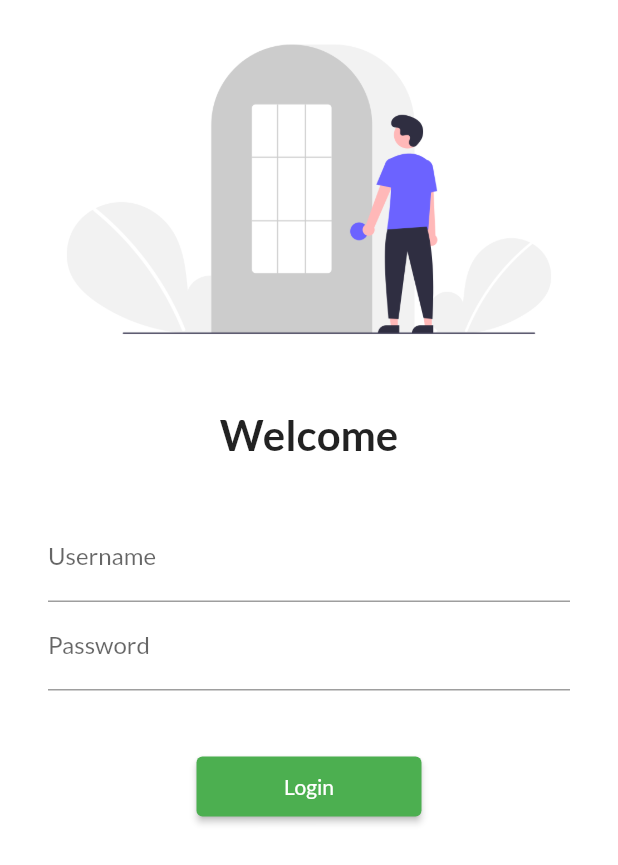
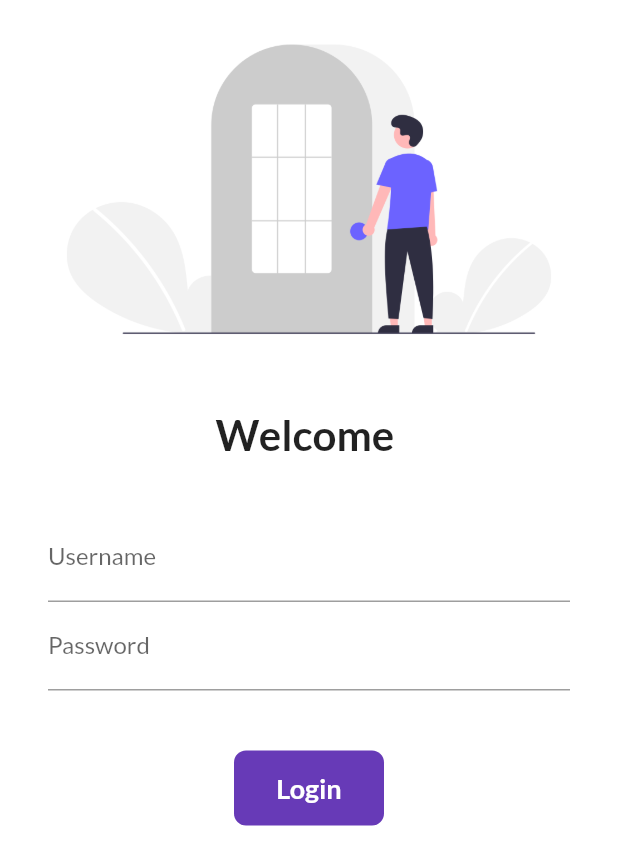
Before and after one commit to samsunk/30daysFlutter, a Flutter app: the screen it shows after launch, on a phone screen of 412 x 824 dp. Shown: the top 865 px of the screen. Run offline on Flutter 3.47's test engine with Material 2 defaults, Android fonts, the phone set to English and light mode, and no system bars; our stand-ins replace google_fonts.

Commit message:
day6 completed

```diff
--- a/lib/main.dart
+++ b/lib/main.dart
@@ -12,6 +12,7 @@
   @override
   Widget build(BuildContext context) {
     return MaterialApp(
+      // debugShowCheckedModeBanner: false,
       themeMode: ThemeMode.light,
       theme: ThemeData(
         primarySwatch: Colors.green,
--- a/lib/pages/login_page.dart
+++ b/lib/pages/login_page.dart
@@ -1,7 +1,16 @@
+import 'dart:ui';
+
 import 'package:flutter/material.dart';
 import 'package:flutter_catlog/utils/routes.dart';
 
-class LoginPage extends StatelessWidget {
+class LoginPage extends StatefulWidget {
+  @override
+  _LoginPageState createState() => _LoginPageState();
+}
+
+class _LoginPageState extends State<LoginPage> {
+  String name = "";
+  bool changeButton = false;
   @override
   Widget build(BuildContext context) {
     return Material(
@@ -17,7 +26,7 @@
                 height: 20,
               ),
               Text(
-                "Welcome",
+                "Welcome $name",
                 style: TextStyle(
                   fontWeight: FontWeight.bold,
                   fontSize: 28,
@@ -39,16 +48,53 @@
                       obscureText: true,
                       decoration: InputDecoration(
                           hintText: "Enter Password", labelText: "Password"),
+                      onChanged: (value) {
+                        name = value;
+                        setState(() {});
+                      },
                     ),
                     SizedBox(
                       height: 40,
                     ),
-                    ElevatedButton(
-                        style: TextButton.styleFrom(minimumSize: Size(150, 40)),
-                        onPressed: () {
-                          Navigator.pushNamed(context, MyRoutes.homeroute);
-                        },
-                        child: Text("Login"))
+                    InkWell(
+                      onTap: () async {
+                        setState(() {
+                          changeButton = true;
+                        });
+                        await Future.delayed(Duration(seconds:1));
+                        Navigator.pushNamed(context, MyRoutes.homeroute);
+                      },
+                      child: AnimatedContainer(
+                        duration: Duration(seconds: 1),
+
+                        // width: double.infinity,
+                        // child: ElevatedButton(
+                        //     onPressed: () {
+                        //       Navigator.pushNamed(context, MyRoutes.homeroute);
+                        //     },
+                        //     child: Text("Login")),
+
+                        width: changeButton?50:100,
+                        height: 50,
+                        alignment: Alignment.center,
+                        // color:Colors.deepPurple,
+                        child: changeButton?Icon(
+                          Icons.done,
+                          color:Colors.red
+                        ):Text(
+                          "Login",
+                          style: TextStyle(
+                              color: Colors.white,
+                              fontWeight: FontWeight.bold,
+                              fontSize: 18),
+                        ),
+                        decoration: BoxDecoration(
+                          // shape:changeButton?BoxShape.circle:BoxShape.rectangle,
+                            color: Colors.deepPurple,
+                            borderRadius: BorderRadius.circular(changeButton?50:8)
+                            ),
+                      ),
+                    )
                   ],
                 ),
               )
```
Also changed, not shown: 2 other files.
